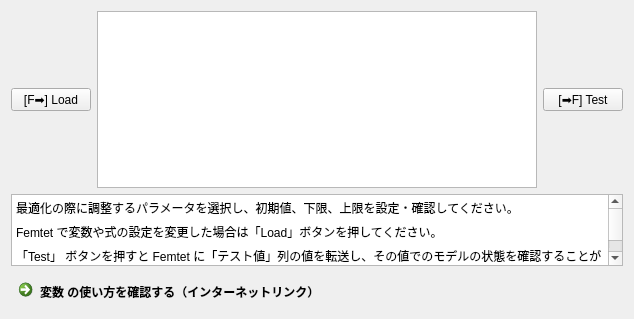
Qt form pyfemtet_opt_gui/ui/WizardPage_var.ui (pyfemtet/pyfemtet-opt-gui) before a commit.
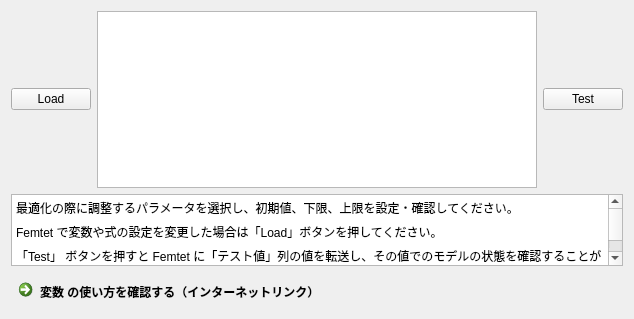
The same form after that commit. Icons and pictures are not drawn.

Patch:
```diff
--- a/pyfemtet_opt_gui/ui/WizardPage_var.ui
+++ b/pyfemtet_opt_gui/ui/WizardPage_var.ui
@@ -17,7 +17,10 @@
    <item row="0" column="0">
     <widget class="QPushButton" name="pushButton_load_prm">
      <property name="text">
-      <string>[F➡] Load</string>
+      <string>Load</string>
+     </property>
+     <property name="icon">
+      <iconset theme="QIcon::ThemeIcon::GoDown"/>
      </property>
     </widget>
    </item>
@@ -43,7 +46,10 @@
    <item row="0" column="2">
     <widget class="QPushButton" name="pushButton_test_prm">
      <property name="text">
-      <string>[➡F] Test</string>
+      <string>Test</string>
+     </property>
+     <property name="icon">
+      <iconset theme="QIcon::ThemeIcon::GoUp"/>
      </property>
     </widget>
    </item>
```
